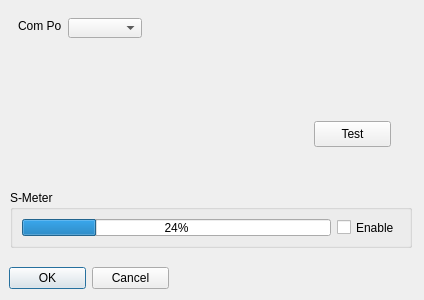
Above: dream/src/GUI-QT/rigconfigurationdialog.ui from mmjee/dream-patched before the change. Below: the same form after it.
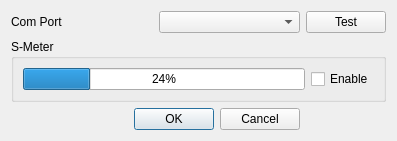
That is the form after the change.

Commit message: implement rig config and save initial drm tab values

Patch:
```diff
--- a/dream/src/GUI-QT/rigconfigurationdialog.ui
+++ b/dream/src/GUI-QT/rigconfigurationdialog.ui
@@ -6,103 +6,30 @@
    <rect>
     <x>0</x>
     <y>0</y>
-    <width>424</width>
-    <height>300</height>
+    <width>397</width>
+    <height>136</height>
    </rect>
   </property>
   <property name="windowTitle">
    <string>Dialog</string>
   </property>
-  <widget class="QDialogButtonBox" name="buttonBox">
-   <property name="geometry">
-    <rect>
-     <x>9</x>
-     <y>265</y>
-     <width>160</width>
-     <height>26</height>
-    </rect>
-   </property>
-   <property name="orientation">
-    <enum>Qt::Horizontal</enum>
-   </property>
-   <property name="standardButtons">
-    <set>QDialogButtonBox::Cancel|QDialogButtonBox::Ok</set>
-   </property>
-  </widget>
-  <widget class="QStackedWidget" name="stackedWidgetRigConnections">
-   <property name="geometry">
-    <rect>
-     <x>9</x>
-     <y>9</y>
-     <width>140</width>
-     <height>38</height>
-    </rect>
-   </property>
-   <property name="currentIndex">
-    <number>0</number>
-   </property>
-   <widget class="QWidget" name="pageComPort">
-    <widget class="QLabel" name="labelComPort">
-     <property name="geometry">
-      <rect>
-       <x>9</x>
-       <y>9</y>
-       <width>44</width>
-       <height>16</height>
-      </rect>
-     </property>
+  <layout class="QGridLayout" name="gridLayout">
+   <item row="0" column="0">
+    <layout class="QHBoxLayout" name="horizontalLayout">
+     <item>
+      <widget class="QLabel" name="labelPort">
      <property name="text">
       <string>Com Port</string>
      </property>
     </widget>
-    <widget class="QComboBox" name="comboBoxComPort">
-     <property name="geometry">
-      <rect>
-       <x>59</x>
-       <y>9</y>
-       <width>74</width>
-       <height>20</height>
-      </rect>
-     </property>
-    </widget>
-   </widget>
-   <widget class="QWidget" name="pageUSB">
-    <layout class="QHBoxLayout" name="horizontalLayout_8">
-     <item>
-      <widget class="QLabel" name="label_3">
-       <property name="text">
-        <string>USB Port</string>
-       </property>
-      </widget>
      </item>
      <item>
-      <widget class="QComboBox" name="comboBoxUSBPort"/>
+      <widget class="QComboBox" name="comboBoxPort"/>
      </item>
     </layout>
-   </widget>
-  </widget>
-  <widget class="QPushButton" name="pushButtonTestRig">
-   <property name="geometry">
-    <rect>
-     <x>314</x>
-     <y>121</y>
-     <width>77</width>
-     <height>26</height>
-    </rect>
-   </property>
-   <property name="text">
-    <string>Test</string>
-   </property>
-  </widget>
+   </item>
+   <item row="2" column="0" colspan="2">
   <widget class="QGroupBox" name="groupBox_8">
-   <property name="geometry">
-    <rect>
-     <x>10</x>
-     <y>190</y>
-     <width>402</width>
-     <height>58</height>
-    </rect>
-   </property>
    <property name="title">
     <string>S-Meter</string>
    </property>
@@ -123,6 +50,25 @@
     </item>
    </layout>
   </widget>
+   </item>
+   <item row="3" column="0">
+    <widget class="QDialogButtonBox" name="buttonBox">
+     <property name="orientation">
+      <enum>Qt::Horizontal</enum>
+     </property>
+     <property name="standardButtons">
+      <set>QDialogButtonBox::Cancel|QDialogButtonBox::Ok</set>
+     </property>
+    </widget>
+   </item>
+   <item row="0" column="1">
+    <widget class="QPushButton" name="pushButtonTestRig">
+     <property name="text">
+      <string>Test</string>
+     </property>
+    </widget>
+   </item>
+  </layout>
  </widget>
  <resources/>
  <connections>
```
Lines whose indentation alone changed are shown as unchanged. The commit also changes 7 other files.
